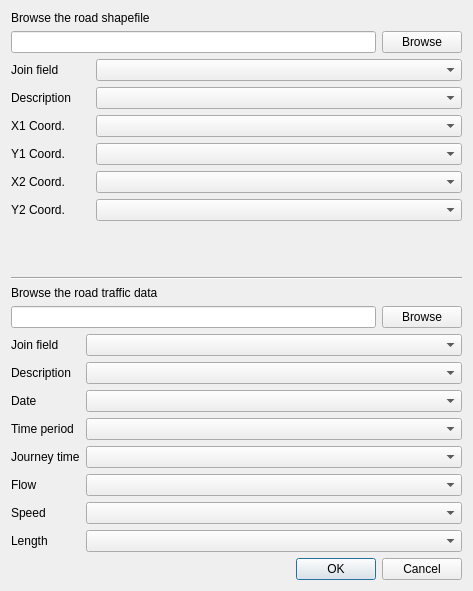
This is src/road_traffic_open_dialog.ui in benjbaron/LocationAllocation as Qt 5 draws it before an edit. The edited form follows.
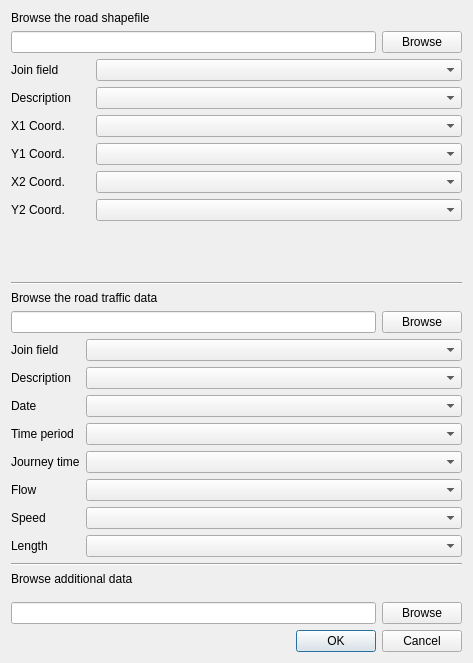
This is the edited form.

What changed in the file:
```diff
--- a/src/road_traffic_open_dialog.ui
+++ b/src/road_traffic_open_dialog.ui
@@ -7,7 +7,7 @@
     <x>0</x>
     <y>0</y>
     <width>473</width>
-    <height>591</height>
+    <height>663</height>
    </rect>
   </property>
   <property name="sizePolicy">
@@ -310,6 +310,37 @@
        </item>
       </layout>
      </item>
+     <item>
+      <widget class="Line" name="line_2">
+       <property name="orientation">
+        <enum>Qt::Horizontal</enum>
+       </property>
+      </widget>
+     </item>
+     <item>
+      <widget class="QLabel" name="additionalLabel">
+       <property name="text">
+        <string>Browse additional data</string>
+       </property>
+      </widget>
+     </item>
+     <item>
+      <layout class="QHBoxLayout" name="horizontalLayout_4">
+       <property name="topMargin">
+        <number>10</number>
+       </property>
+       <item>
+        <widget class="QLineEdit" name="additionalLineEdit"/>
+       </item>
+       <item>
+        <widget class="QPushButton" name="additionalPushButton">
+         <property name="text">
+          <string>Browse</string>
+         </property>
+        </widget>
+       </item>
+      </layout>
+     </item>
     </layout>
    </item>
    <item row="10" column="0">
```
